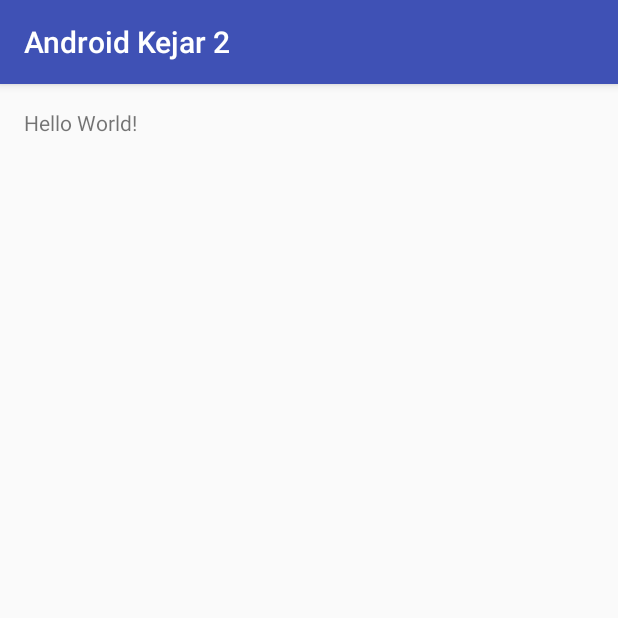
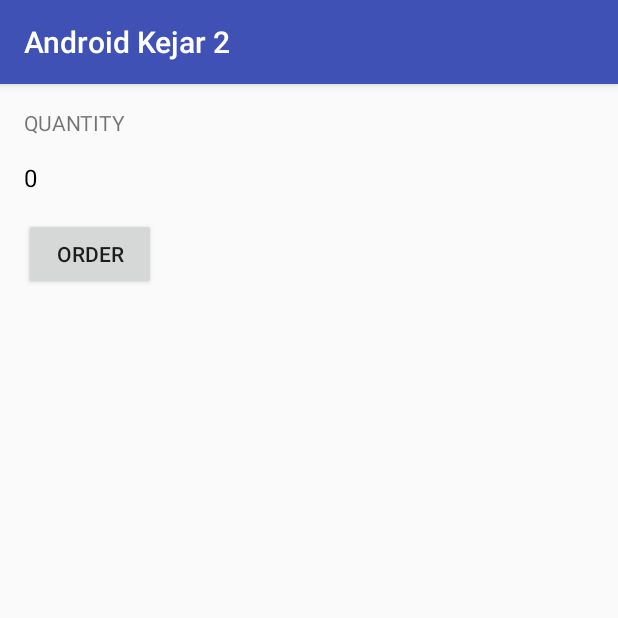
Before and after one commit to showcheap/iak-beginner-2, an Android app: the screen it shows after launch (MainActivity), on a phone screen of 412 x 824 dp, the top half of it. Run offline under Robolectric (Android 15) with nearby library versions, the phone set to English and light mode, and no system bars.

Commit message:
Menyusun Layout

```diff
--- a/app/src/main/res/layout/activity_main.xml
+++ b/app/src/main/res/layout/activity_main.xml
@@ -14,5 +14,21 @@
     <TextView
         android:layout_width="wrap_content"
         android:layout_height="wrap_content"
-        android:text="Hello World!" />
+        android:textAllCaps="true"
+        android:layout_marginBottom="16dp"
+        android:text="Quantity" />
+
+    <TextView
+        android:text="0"
+        android:textSize="16sp"
+        android:textColor="@android:color/black"
+        android:id="@+id/text_quantity"
+        android:layout_width="match_parent"
+        android:layout_height="wrap_content" />
+
+    <Button
+        android:text="Order"
+        android:layout_marginTop="16dp"
+        android:layout_width="wrap_content"
+        android:layout_height="wrap_content" />
 </LinearLayout>
```
